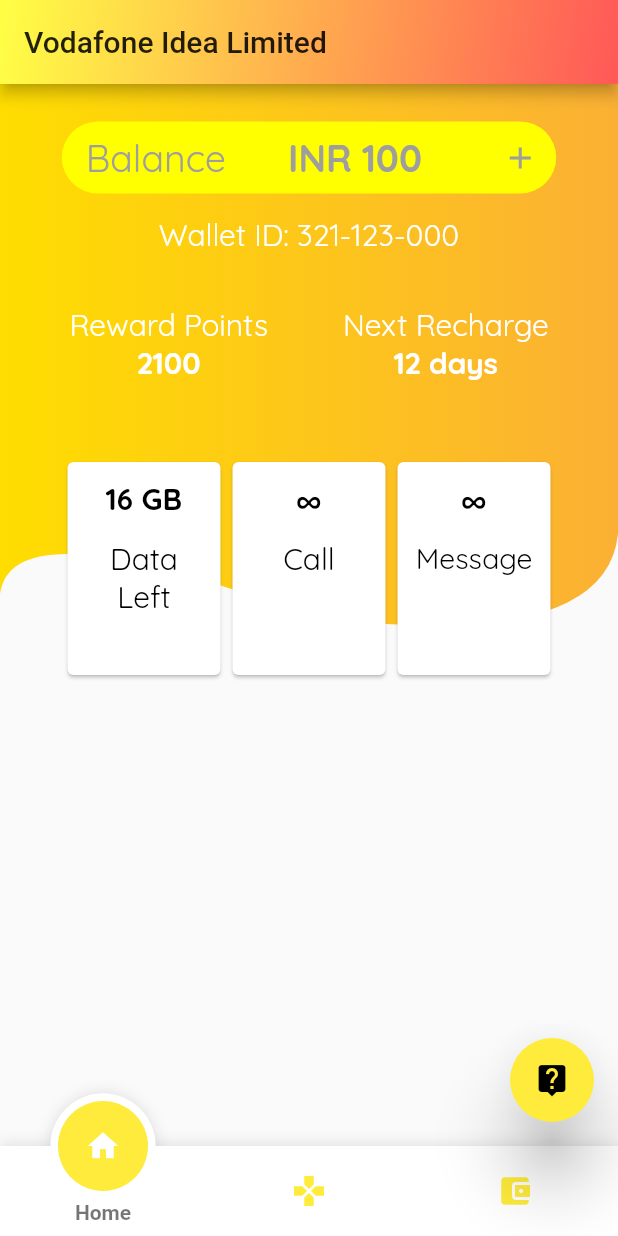
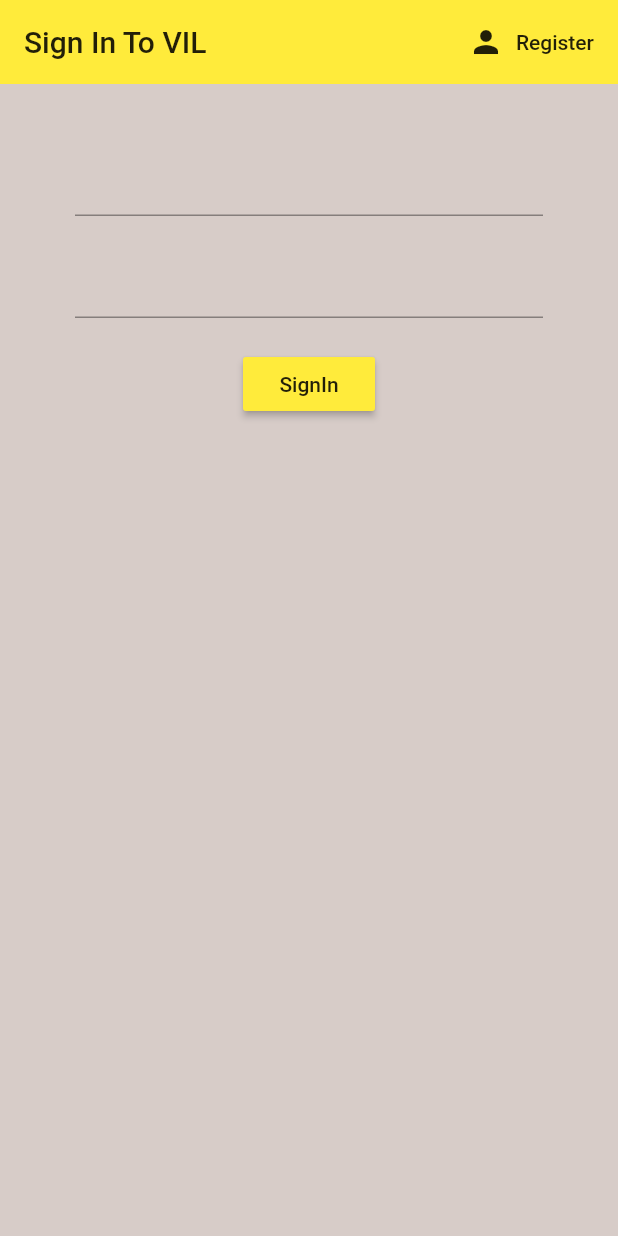
Before and after one commit to kohinoor98/VIL, a Flutter app: the screen it shows after launch, on a phone screen of 412 x 824 dp. Run offline on Flutter 3.47's test engine with Material 2 defaults, Android fonts, the phone set to English and light mode, and no system bars; drawn by our look-alikes of fancy_bottom_navigation; our stand-ins replace charts_flutter, firebase_auth; missing offline and left inert: flutter_dialogflow; accounts and stored records are empty; project files that could hold a hidden picture were left out.

Commit message:
Login Done

```diff
--- /dev/null
+++ b/lib/Services/model/user.dart
@@ -0,0 +1,4 @@
+class User {
+  final String uid;
+  User({this.uid});
+}
--- a/lib/main.dart
+++ b/lib/main.dart
@@ -1,6 +1,11 @@
+import 'package:VIL/Services/auth.dart';
+import 'package:VIL/Services/model/user.dart';
+import 'package:VIL/pages/Authenticate/autthentication.dart';
 import 'package:VIL/pages/home.dart';
+import 'package:VIL/wrapper.dart';
 import 'package:flutter/material.dart';
 import 'package:flutter/services.dart';
+import 'package:provider/provider.dart';
 
 void main() {
   // SystemChrome.setSystemUIOverlayStyle(
@@ -13,13 +18,16 @@ class MyApp extends StatelessWidget {
   // This widget is the root of your application.
   @override
   Widget build(BuildContext context) {
-    return MaterialApp(
-      debugShowCheckedModeBanner: false,
-      title: 'VIL',
-      theme: ThemeData(
-        primarySwatch: Colors.yellow,
+    return StreamProvider<User>.value(
+      value: AuthServices().user,
+      child: MaterialApp(
+        debugShowCheckedModeBanner: false,
+        title: 'VIL',
+        theme: ThemeData(
+          primarySwatch: Colors.yellow,
+        ),
+        home: Wrapper(),
       ),
-      home: Home(),
     );
   }
 }
--- /dev/null
+++ b/lib/pages/Authenticate/autthentication.dart
@@ -0,0 +1,37 @@
+import 'package:VIL/pages/Authenticate/register.dart';
+import 'package:VIL/pages/Authenticate/signin.dart';
+import 'package:flutter/material.dart';
+
+class Authenticate extends StatefulWidget {
+  @override
+  _AuthenticateState createState() => _AuthenticateState();
+}
+
+class _AuthenticateState extends State<Authenticate> {
+
+  bool IsSighn = true;
+
+  void toggleView()
+  {
+    setState(() {
+      IsSighn=!IsSighn;
+    });
+  }
+
+  @override
+  Widget build(BuildContext context) {
+    if(IsSighn==true)
+    {
+      return Container(
+        child: SignIn(toggleView: toggleView),
+      );
+    }
+    else
+      {
+        return Container(
+
+          child: Register(toggleView: toggleView),
+        );
+      }
+  }
+}
--- /dev/null
+++ b/lib/pages/Authenticate/signin.dart
@@ -0,0 +1,94 @@
+import 'package:VIL/Services/auth.dart';
+import 'package:VIL/pages/Authenticate/register.dart';
+import 'package:flutter/material.dart';
+
+class SignIn extends StatefulWidget {
+  final Function toggleView;
+  SignIn({this.toggleView});
+  @override
+  _SignInState createState() => _SignInState();
+}
+
+class _SignInState extends State<SignIn> {
+  final AuthServices _auth  = AuthServices();
+  String PhoneNumber = '';
+  String Passowrd = '';
+  String  error = '';
+  final formkey = GlobalKey<FormState>();
+  @override
+  Widget build(BuildContext context) {
+    return Scaffold(
+      backgroundColor: Colors.brown[100],
+      appBar: AppBar(
+        backgroundColor: Colors.yellow,
+        elevation: 0.0,
+        title: Text("Sign In To VIL"),
+        actions: <Widget>[
+          FlatButton.icon(
+            icon: Icon(Icons.person),
+            label: Text("Register"),
+            onPressed: ()
+            {
+              widget.toggleView();
+            },
+          )
+        ],
+      ),
+
+      body: Container(
+        padding: EdgeInsets.symmetric(vertical: 20,horizontal: 50),
+        child: Form(
+          key: formkey,
+          child: Column(
+            children: <Widget>[
+              SizedBox(height: 20.0),
+              TextFormField(
+                validator: (val) => val.isEmpty ? 'Enter The Email':null,
+                 onChanged: (val)
+                {
+                          setState(() {
+                              PhoneNumber = val;
+                          });
+                },
+              ),
+              SizedBox(height: 20.0),
+              TextFormField(
+                validator: (val) => val.length < 6 ? 'Enter The long Password':null,
+                obscureText: true,
+                onChanged: (val)
+                {
+                        setState(() {
+                              Passowrd = val;
+                        });
+                },
+              ),
+              SizedBox(height: 20.0),
+              RaisedButton(
+                color: Colors.yellow,
+                child: Text("SignIn"),
+                onPressed: () async
+                {
+                  if(formkey.currentState.validate())
+                  {
+                    dynamic result =   await _auth.SignInphone(PhoneNumber, Passowrd);
+                    if(result == null)
+                    {
+                      setState(() {
+                        error = 'Plz Provide Correct details or Reregister';
+                      });
+                    }
+
+                  }
+                },
+              ),
+              SizedBox(height: 20.0),
+              Text(
+                error,
+              )
+            ],
+          ),
+        )
+      ),
+    );
+  }
+}
--- a/lib/pages/dashboard.dart
+++ b/lib/pages/dashboard.dart
@@ -1,3 +1,4 @@
+import 'package:VIL/Services/auth.dart';
 import 'package:flutter/material.dart';
 
 class Dashboard extends StatefulWidget {
@@ -7,7 +8,7 @@ class Dashboard extends StatefulWidget {
 
 class _DashboardState extends State<Dashboard> {
   void init() {}
-
+final AuthServices _auth = AuthServices();
   @override
   Widget build(BuildContext context) {
     return Scaffold(
@@ -26,6 +27,9 @@ class _DashboardState extends State<Dashboard> {
                 // const Color(0xFFffff1c),
               ])),
         ),
+        actions: <Widget>[
+          FlatButton.icon(onPressed: ()async {await _auth.signout();}, icon: Icon(Icons.person), label: Text("LogOut"))
+        ],
       ),
       // debugShowCheckedModeBanner: false,
       // theme: ThemeData(fontFamily: 'Quicksand'),
--- /dev/null
+++ b/lib/wrapper.dart
@@ -0,0 +1,22 @@
+import 'package:VIL/Services/model/user.dart';
+import 'package:VIL/pages/Authenticate/autthentication.dart';
+import 'package:VIL/pages/home.dart';
+import 'package:flutter/material.dart';
+import 'package:provider/provider.dart';
+
+class Wrapper extends StatelessWidget {
+
+  @override
+  Widget build(BuildContext context) {
+    final user = Provider.of<User>(context);
+    print(user);
+    if(user == null)
+      {
+        return Authenticate();
+      }
+    else
+      {
+        return Home();
+      }
+  }
+}
--- a/pubspec.yaml
+++ b/pubspec.yaml
@@ -28,6 +28,10 @@ dependencies:
   photo_view: ^0.5.0
   charts_flutter:
   fancy_bottom_navigation: ^0.3.2
+  cloud_firestore: ^0.13.2+1
+  firebase_auth: ^0.15.4
+  provider: ^4.0.3
+
 
 
 dev_dependencies:
```
Also changed, not shown: lib/Services/auth.dart (added, +83 -0 lines), lib/pages/Authenticate/register.dart (added, +95 -0 lines), pubspec.lock, 3 other files.
